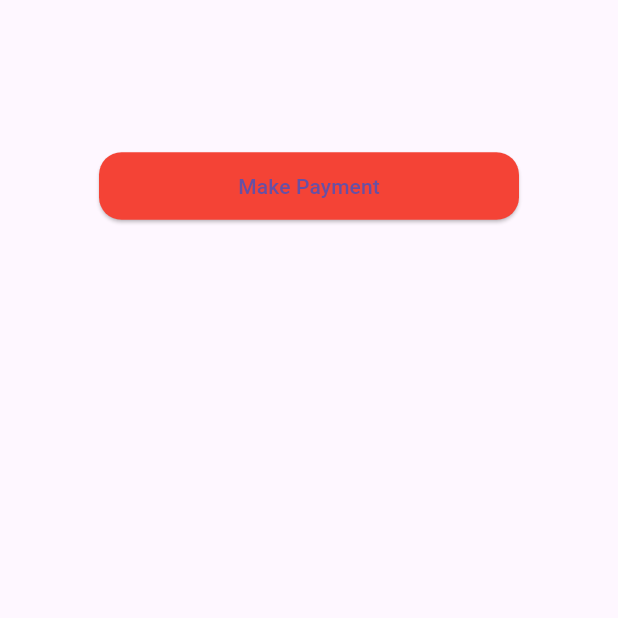
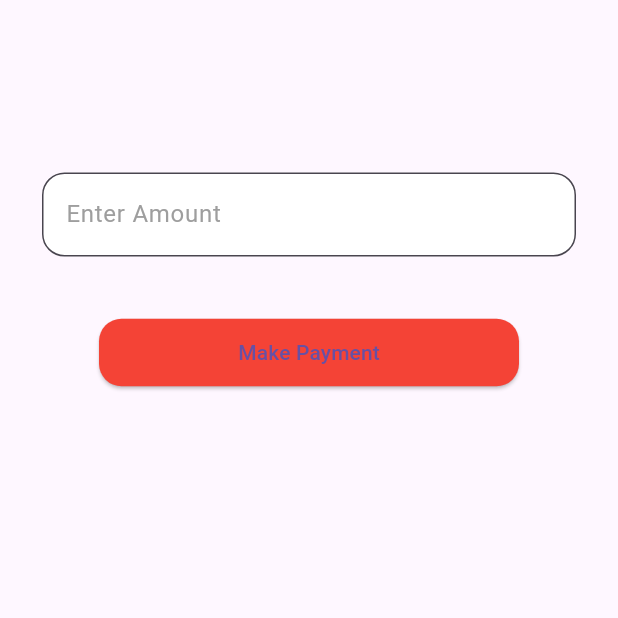
Before and after one commit to basanthraj15/food-delivery-app, a Flutter app: the PaymentScreen screen opened directly, on a phone screen of 412 x 824 dp, the top half of it. Run offline on Flutter 3.47's test engine with Material 3 defaults, Android fonts, the phone set to English and light mode, and no system bars; our stand-ins replace email_validator, hive, hive_flutter, pinput; accounts and stored records are empty.

Commit message:
payment ui created

```diff
--- a/lib/Pages/PaymentScreen.dart
+++ b/lib/Pages/PaymentScreen.dart
@@ -2,7 +2,8 @@ import 'package:flutter/material.dart';
 import 'package:food_delivery/Pages/HomePage.dart';
 
 class PaymentScreen extends StatelessWidget {
-  const PaymentScreen({super.key});
+   PaymentScreen({super.key});
+  final _amountcontroller = TextEditingController();
 
   @override
   Widget build(BuildContext context) {
@@ -17,6 +18,27 @@ class PaymentScreen extends StatelessWidget {
           const SizedBox(
             height: 80,
           ),
+          Padding(
+                      padding:
+                          const EdgeInsets.only(left: 8.0, right: 8.0, top: 15),
+                      child: TextField(
+
+                        controller: _amountcontroller,
+                        decoration: InputDecoration(
+                          border: OutlineInputBorder(
+                            borderRadius: BorderRadius.circular(15.0),
+                          ),
+                          filled: true,
+                          hintStyle: TextStyle(
+                            color: Colors.grey,
+                          ),
+                          hintText: "Enter Amount",
+                          fillColor: Colors.white,
+
+                        ),
+                      ),
+                    ),
+                    SizedBox(height: 40,),
           ElevatedButton(
             onPressed: () {
               Navigator.push(
```
